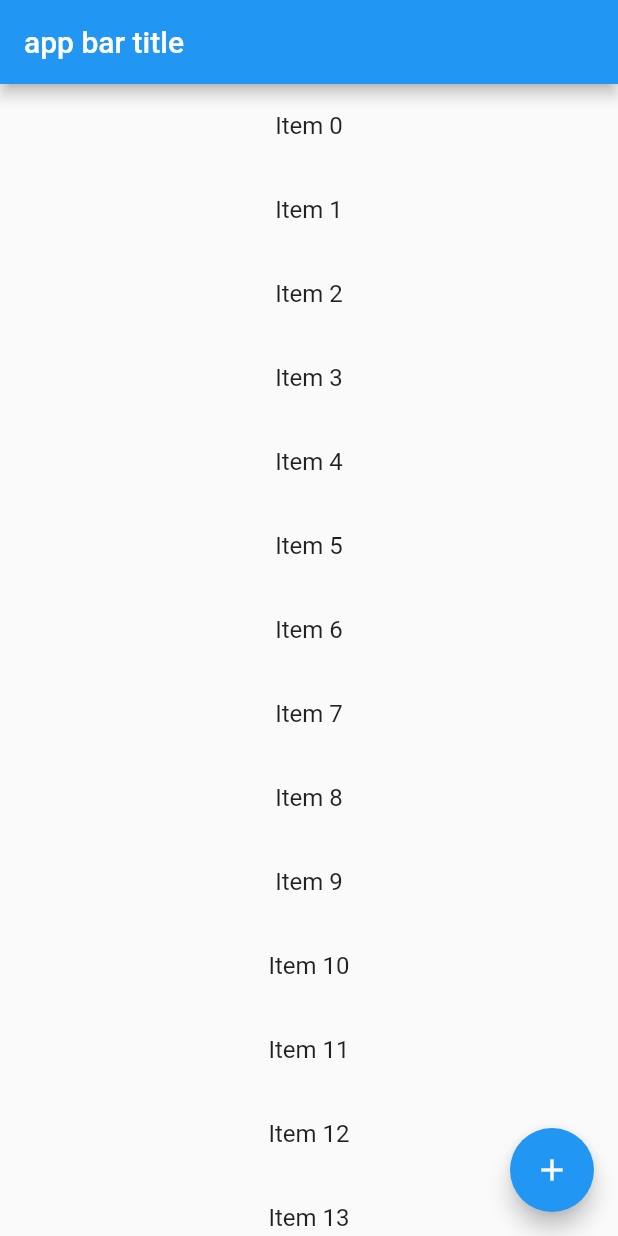
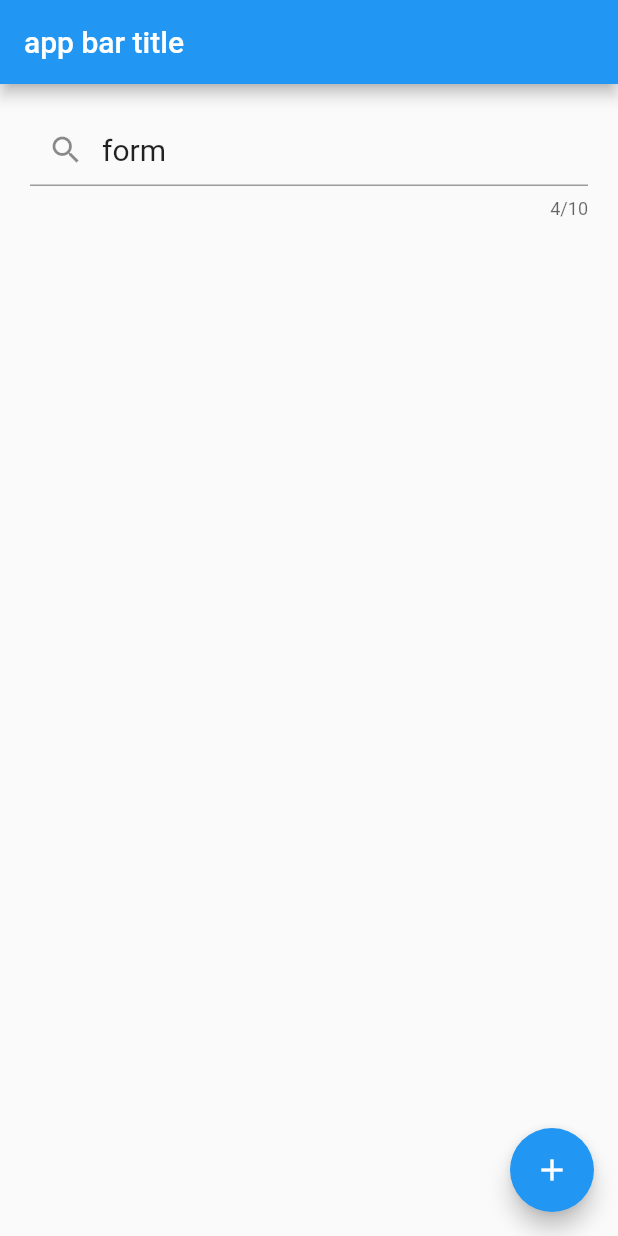
Before and after one commit to charindukavishan/learn_flutter, a Flutter app: the screen it shows after launch, on a phone screen of 412 x 824 dp. Run offline on Flutter 3.47's test engine with Material 2 defaults, Android fonts, the phone set to English and light mode, and no system bars; our stand-ins replace device_preview.

Commit message:
text fiels basic and controllers

```diff
--- a/lib/screens/home_page.dart
+++ b/lib/screens/home_page.dart
@@ -1,6 +1,6 @@
 import 'package:flutter/material.dart';
+import 'package:flutter/rendering.dart';
 import 'package:my_app/screens/second_screen.dart';
-
 
 class HomePage extends StatefulWidget {
   HomePage({this.title});
@@ -11,40 +11,45 @@ class HomePage extends StatefulWidget {
 }
 
 class _HomePageState extends State<HomePage> {
-
-
   var items = List<String>.generate(100, (index) => 'Item $index');
+  TextEditingController title = TextEditingController();
 
   @override
   Widget build(BuildContext context) {
+    title.text = "form";
     return Scaffold(
-      appBar: AppBar(
-        title: Text(widget.title)
-      ),
-      body: ListView.builder(
-        itemCount: items.length,
-        itemBuilder: (context, index) {
-          return Center(
+        appBar: AppBar(title: Text(widget.title)),
+        body: Center(
           child: Column(
             children: [
-                  ListTile(
-                    title: Text(items[index], textAlign: TextAlign.center,),
+            Padding(
+              padding: const EdgeInsets.all(20.0),
+              child: TextField(
+                enabled: true,
+                obscureText: false,
+                controller: title,
+                onChanged: (text) {
+                  print(text);
+                },
+                cursorColor: Colors.black,
+                maxLength: 10,
+                decoration: InputDecoration(prefixIcon: Icon(Icons.search)),
+                keyboardType: TextInputType.number,
+                style: TextStyle(fontSize: 20),
               ),
-                ],
             ),
-          );
-        },
+
+          ]),
         ),
         floatingActionButton: FloatingActionButton(
           child: Icon(Icons.add),
-        onPressed: (){
+          onPressed: () {
             // Navigator.of(context).push(MaterialPageRoute(builder: (_){
             //   return Second("second page");
             // }));
 
             Navigator.of(context).pushNamed('/second');
           },
-    )
-  );
+        ));
   }
 }
```
Lines whose indentation alone changed are shown as unchanged.
